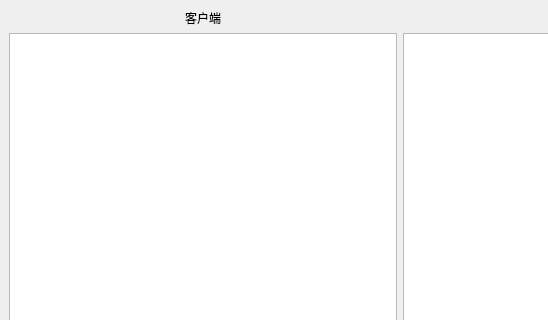
First picture: the form in mainwindow.ui, repository ztmail723/ComputerNetworkProject-Server, before the edit; both pictures show x 0 to 548 and y 0 to 320 of the 800 by 600 pixel window.
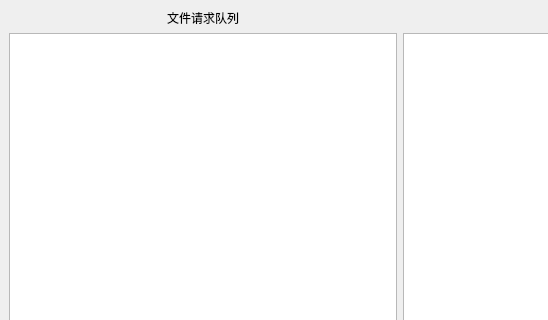
Second picture: the form after the edit.

Commit message: 完成了所有基本业务

What changed in the file:
```diff
--- a/mainwindow.ui
+++ b/mainwindow.ui
@@ -20,7 +20,7 @@
       <item row="0" column="0" colspan="2">
        <widget class="QLabel" name="clientLabel">
         <property name="text">
-         <string>客户端</string>
+         <string>文件请求队列</string>
         </property>
         <property name="alignment">
          <set>Qt::AlignCenter</set>
```
The commit also changes 2 other files.
